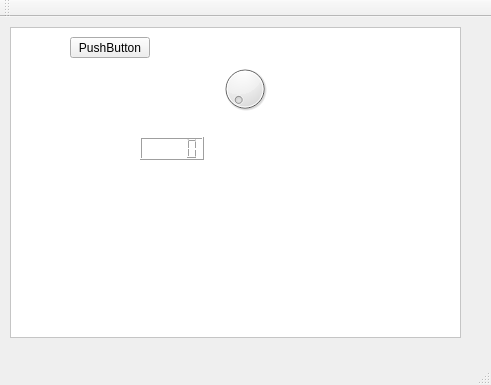
Qt form PACMAN/mainwindow.ui (yesikamilena/PACMAN) before a commit.
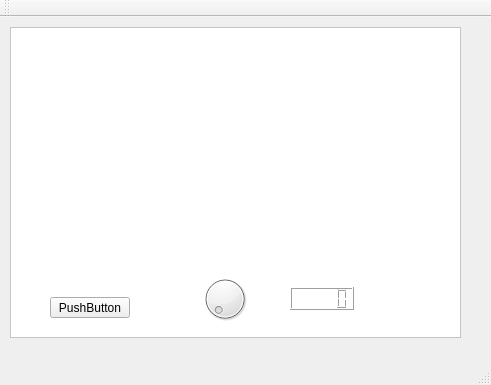
The same form after that commit.

Patch:
```diff
--- a/PACMAN/mainwindow.ui
+++ b/PACMAN/mainwindow.ui
@@ -17,8 +17,8 @@
    <widget class="QPushButton" name="pushButton">
     <property name="geometry">
      <rect>
-      <x>70</x>
-      <y>20</y>
+      <x>50</x>
+      <y>280</y>
       <width>80</width>
       <height>21</height>
      </rect>
@@ -30,8 +30,8 @@
    <widget class="QDial" name="dial">
     <property name="geometry">
      <rect>
-      <x>220</x>
-      <y>40</y>
+      <x>200</x>
+      <y>250</y>
       <width>50</width>
       <height>64</height>
      </rect>
@@ -40,8 +40,8 @@
    <widget class="QLCDNumber" name="lcdNumber">
     <property name="geometry">
      <rect>
-      <x>140</x>
-      <y>120</y>
+      <x>290</x>
+      <y>270</y>
       <width>64</width>
       <height>23</height>
      </rect>
@@ -357,9 +357,9 @@
        <colorrole role="WindowText">
         <brush brushstyle="SolidPattern">
          <color alpha="255">
-          <red>127</red>
-          <green>127</green>
-          <blue>127</blue>
+          <red>0</red>
+          <green>0</green>
+          <blue>0</blue>
          </color>
         </brush>
        </colorrole>
@@ -411,9 +411,9 @@
        <colorrole role="Text">
         <brush brushstyle="SolidPattern">
          <color alpha="255">
-          <red>127</red>
-          <green>127</green>
-          <blue>127</blue>
+          <red>0</red>
+          <green>0</green>
+          <blue>0</blue>
          </color>
         </brush>
        </colorrole>
@@ -429,9 +429,9 @@
        <colorrole role="ButtonText">
         <brush brushstyle="SolidPattern">
          <color alpha="255">
-          <red>127</red>
-          <green>127</green>
-          <blue>127</blue>
+          <red>0</red>
+          <green>0</green>
+          <blue>0</blue>
          </color>
         </brush>
        </colorrole>
```
